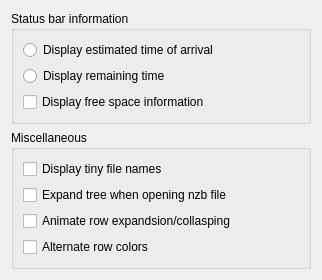
KDE/kwooty, file src/preferences/preferencesdisplay.ui: the form before one commit.
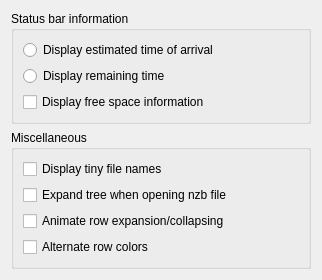
The form after the commit.

What changed in the file:
```diff
--- a/src/preferences/preferencesdisplay.ui
+++ b/src/preferences/preferencesdisplay.ui
@@ -75,7 +75,7 @@
          <string>Expand and collapse treeview with animation</string>
         </property>
         <property name="text">
-         <string>Animate row expandsion/collasping</string>
+         <string>Animate row expansion/collapsing</string>
         </property>
        </widget>
       </item>
```
